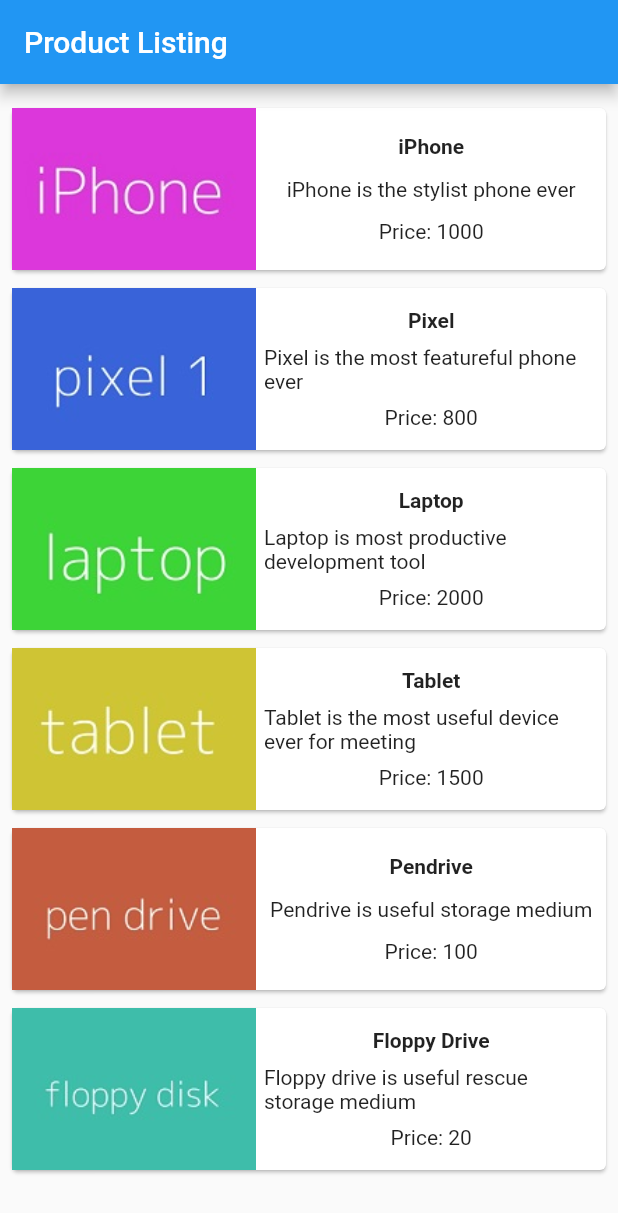
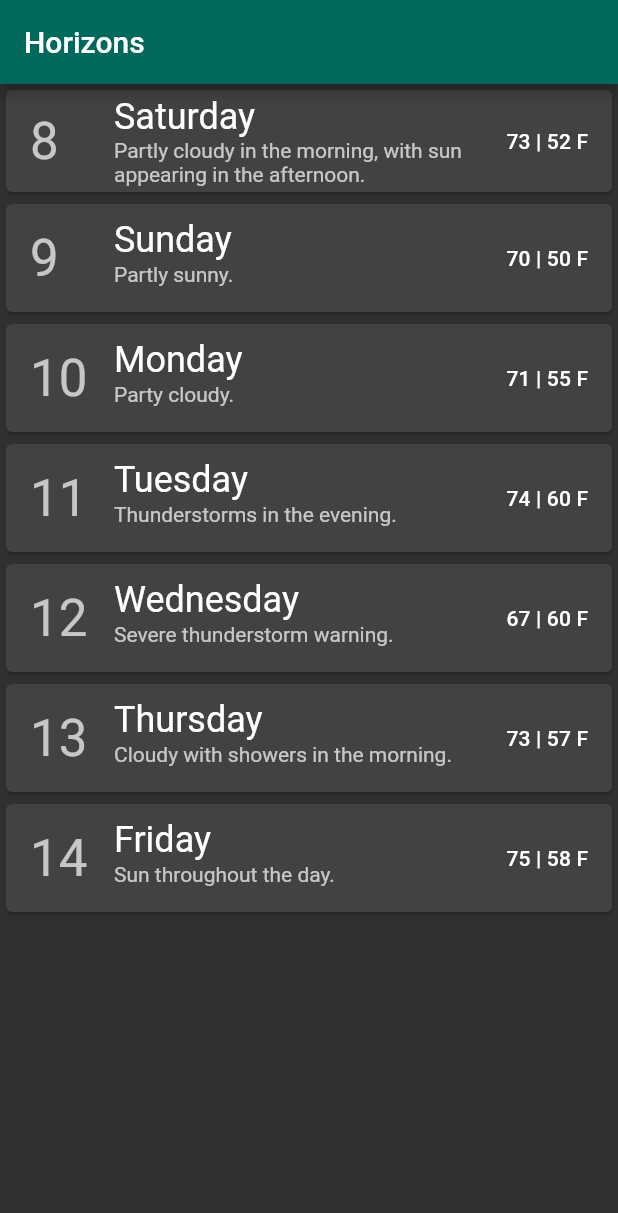
Before and after one commit to Shibaji-Roy/test_app, a Flutter app: the screen it shows after launch, on a phone screen of 412 x 824 dp. Shown: the top 1213 px of the screen. Run offline on Flutter 3.47's test engine with Material 2 defaults, Android fonts, the phone set to English and light mode, and no system bars.

```diff
--- a/lib/main.dart
+++ b/lib/main.dart
@@ -1,118 +1,194 @@
 import 'package:flutter/material.dart';
 
-void main() => runApp(const MyApp());
+void main() {
+  runApp(const HorizonsApp());
+}
 
-class MyApp extends StatelessWidget {
-  const MyApp({Key? key}) : super(key: key);
+class HorizonsApp extends StatelessWidget {
+  const HorizonsApp({Key? key}) : super(key: key);
 
   // This widget is the root of your application.
   @override
   Widget build(BuildContext context) {
     return MaterialApp(
-      title: 'Flutter Demo',
-      theme: ThemeData(
-        primarySwatch: Colors.blue,
-      ),
-      home: const MyHomePage(
-        title: 'Product layout demo home page',
-        key: null,
+      debugShowCheckedModeBanner: false,
+      // This is the theme of your application.
+      theme: ThemeData.dark(),
+      // Scrolling in Flutter behaves differently depending on the
+      // ScrollBehavior. By default, ScrollBehavior changes depending
+      // on the current platform. For the purposes of this scrolling
+      // workshop, we're using a custom ScrollBehavior so that the
+      // experience is the same for everyone - regardless of the
+      // platform they are using.
+      scrollBehavior: const ConstantScrollBehavior(),
+      title: 'Horizons Weather',
+      home: Scaffold(
+        appBar: AppBar(
+          title: const Text('Horizons'),
+          backgroundColor: Colors.teal[800],
+        ),
+        body: const WeeklyForecastList(),
       ),
     );
   }
 }
 
-class MyHomePage extends StatelessWidget {
-  final String title;
-
-  const MyHomePage({Key? key, required this.title}) : super(key: key);
+class WeeklyForecastList extends StatelessWidget {
+  const WeeklyForecastList({Key? key}) : super(key: key);
 
   @override
   Widget build(BuildContext context) {
-    return Scaffold(
-        appBar: AppBar(title: const Text("Product Listing")),
-        body: ListView(
-          shrinkWrap: true,
-          padding: const EdgeInsets.fromLTRB(2.0, 10.0, 2.0, 10.0),
-          children: const <Widget>[
-            ProductBox(
-              name: "iPhone",
-              description: "iPhone is the stylist phone ever",
-              price: 1000,
-              image: "iphone.jpg",
-              key: null,
+    final DateTime currentDate = DateTime.now();
+    final TextTheme textTheme = Theme.of(context).textTheme;
+    final List<DailyForecast> forecasts = Server.getDailyForecastList();
+
+    return SingleChildScrollView(
+      child: Column(
+        children: forecasts.map((dailyForecast) {
+          return Card(
+            child: ListTile(
+              leading: Text(
+                dailyForecast.getDate(currentDate.day).toString(),
+                style: textTheme.headline4,
+              ),
+              title: Text(
+                dailyForecast.getWeekday(currentDate.weekday),
+                style: textTheme.headline5,
+              ),
+              subtitle: Text(dailyForecast.description),
+              trailing: Text(
+                '${dailyForecast.highTemp} | ${dailyForecast.lowTemp} F',
+                style: textTheme.subtitle2,
+              ),
             ),
-            ProductBox(
-              name: "Pixel",
-              description: "Pixel is the most featureful phone ever",
-              price: 800,
-              image: "pixel.jpg",
-              key: null,
-            ),
-            ProductBox(
-              name: "Laptop",
-              description: "Laptop is most productive development tool",
-              price: 2000,
-              image: "laptop.jpg",
-              key: null,
-            ),
-            ProductBox(
-                name: "Tablet",
-                description:
-                    "Tablet is the most useful device ever for meeting",
-                price: 1500,
-                image: "tablet.jpg"),
-            ProductBox(
-                name: "Pendrive",
-                description: "Pendrive is useful storage medium",
-                price: 100,
-                image: "pendrive.jpg"),
-            ProductBox(
-                name: "Floppy Drive",
-                description: "Floppy drive is useful rescue storage medium",
-                price: 20,
-                image: "floppydisk.jpg"),
-          ],
-        ));
+          );
+        }).toList(),
+      ),
+    );
   }
 }
 
-class ProductBox extends StatelessWidget {
-  final String name;
+// --------------------------------------------
+// Below this line are helper classes and data.
+
+const String baseAssetURL =
+    'https://dartpad-workshops-io2021.web.app/getting_started_with_slivers/';
+const String headerImage = '${baseAssetURL}assets/header.jpeg';
+
+const Map<int, DailyForecast> _kDummyData = {
+  0: DailyForecast(
+    id: 0,
+    imageId: '${baseAssetURL}assets/day_0.jpeg',
+    highTemp: 73,
+    lowTemp: 52,
+    description:
+        'Partly cloudy in the morning, with sun appearing in the afternoon.',
+  ),
+  1: DailyForecast(
+    id: 1,
+    imageId: '${baseAssetURL}assets/day_1.jpeg',
+    highTemp: 70,
+    lowTemp: 50,
+    description: 'Partly sunny.',
+  ),
+  2: DailyForecast(
+    id: 2,
+    imageId: '${baseAssetURL}assets/day_2.jpeg',
+    highTemp: 71,
+    lowTemp: 55,
+    description: 'Party cloudy.',
+  ),
+  3: DailyForecast(
+    id: 3,
+    imageId: '${baseAssetURL}assets/day_3.jpeg',
+    highTemp: 74,
+    lowTemp: 60,
+    description: 'Thunderstorms in the evening.',
+  ),
+  4: DailyForecast(
+    id: 4,
+    imageId: '${baseAssetURL}assets/day_4.jpeg',
+    highTemp: 67,
+    lowTemp: 60,
+    description: 'Severe thunderstorm warning.',
+  ),
+  5: DailyForecast(
+    id: 5,
+    imageId: '${baseAssetURL}assets/day_5.jpeg',
+    highTemp: 73,
+    lowTemp: 57,
+    description: 'Cloudy with showers in the morning.',
+  ),
+  6: DailyForecast(
+    id: 6,
+    imageId: '${baseAssetURL}assets/day_6.jpeg',
+    highTemp: 75,
+    lowTemp: 58,
+    description: 'Sun throughout the day.',
+  ),
+};
+
+class Server {
+  static List<DailyForecast> getDailyForecastList() =>
+      _kDummyData.values.toList();
+
+  static DailyForecast getDailyForecastByID(int id) {
+    assert(id >= 0 && id <= 6);
+    return _kDummyData[id]!;
+  }
+}
+
+class DailyForecast {
+  const DailyForecast({
+    required this.id,
+    required this.imageId,
+    required this.highTemp,
+    required this.lowTemp,
+    required this.description,
+  });
+
+  final int id;
+  final String imageId;
+  final int highTemp;
+  final int lowTemp;
   final String description;
-  final int price;
-  final String image;
 
-  const ProductBox(
-      {Key? key,
-      required this.name,
-      required this.description,
-      required this.price,
-      required this.image})
-      : super(key: key);
+  static const List<String> _weekdays = <String>[
+    'Monday',
+    'Tuesday',
+    'Wednesday',
+    'Thursday',
+    'Friday',
+    'Saturday',
+    'Sunday',
+  ];
+
+  String getWeekday(int today) {
+    final int offset = today + id;
+    final int day = offset >= 7 ? offset - 7 : offset;
+    return _weekdays[day];
+  }
+
+  int getDate(int today) => today + id;
+}
+
+class ConstantScrollBehavior extends ScrollBehavior {
+  const ConstantScrollBehavior();
 
   @override
-  Widget build(BuildContext context) {
-    return Container(
-        padding: const EdgeInsets.all(2),
-        height: 120,
-        child: Card(
-            child: Row(
-                mainAxisAlignment: MainAxisAlignment.spaceEvenly,
-                children: <Widget>[
-              Image.asset("assets/appimages/" + image),
-              Expanded(
-                  child: Container(
-                      padding: const EdgeInsets.all(5),
-                      child: Column(
-                        mainAxisAlignment: MainAxisAlignment.spaceEvenly,
-                        children: <Widget>[
-                          Text(name,
-                              style:
-                                  const TextStyle(fontWeight: FontWeight.bold)),
-                          Text(description),
-                          Text("Price: " + price.toString()),
-                        ],
-                      )))
-            ])));
-  }
+  Widget buildScrollbar(
+          BuildContext context, Widget child, ScrollableDetails details) =>
+      child;
+
+  @override
+  Widget buildOverscrollIndicator(
+          BuildContext context, Widget child, ScrollableDetails details) =>
+      child;
+
+  @override
+  TargetPlatform getPlatform(BuildContext context) => TargetPlatform.macOS;
+
+  @override
+  ScrollPhysics getScrollPhysics(BuildContext context) =>
+      const BouncingScrollPhysics(parent: AlwaysScrollableScrollPhysics());
 }
```
